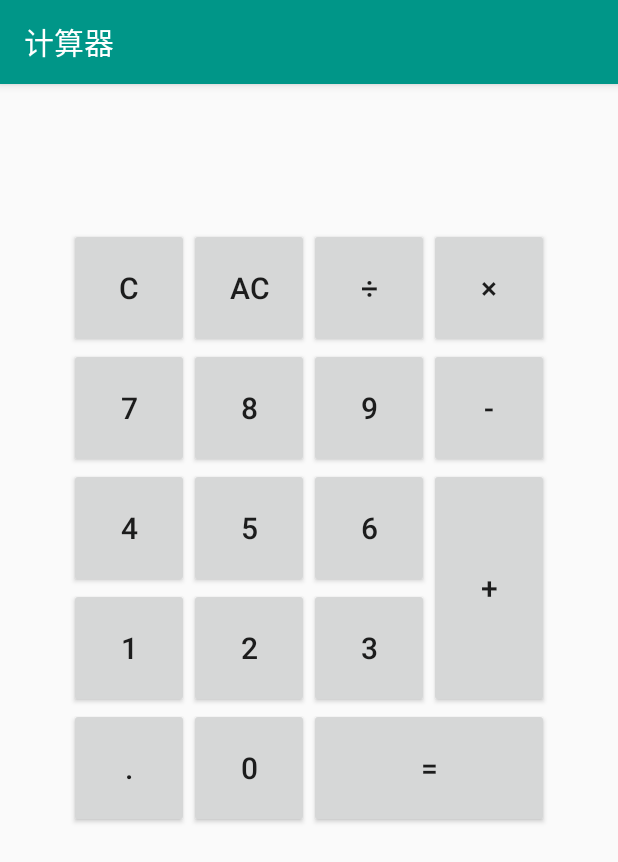
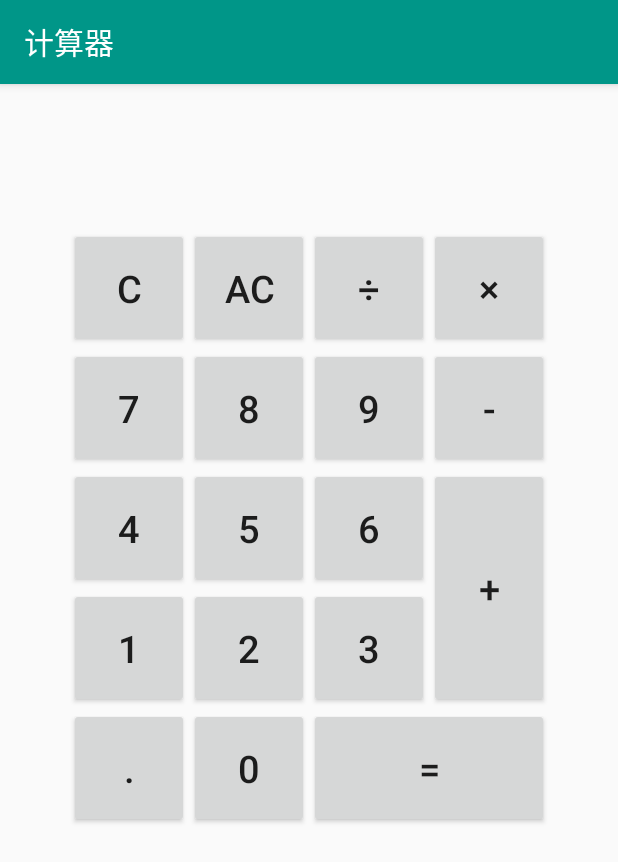
Before and after one commit to AndLOO/MyApp, an Android app: the screen it shows after launch (MainActivity), on a phone screen of 412 x 824 dp. Shown: the top 862 px of the screen. Run offline under Robolectric (Android 15) with nearby library versions, the phone set to English and light mode, and no system bars.

Commit message:
添加自动变化字体的TextView

```diff
--- /dev/null
+++ b/app/src/main/java/andloo/myapp/FreeTextView.java
@@ -0,0 +1,104 @@
+package andloo.myapp;
+
+import android.content.Context;
+import android.text.TextPaint;
+import android.util.AttributeSet;
+import android.util.TypedValue;
+import android.widget.Button;
+import android.widget.TextView;
+
+/**
+ * Created by lwl on 2016/10/17.
+ * 根据text内容长度自动改变字体大小的TextView
+ */
+
+public class FreeTextView extends TextView {
+    private static float DEFAULT_MIN_TEXT_SIZE = 10;
+    private static float DEFAULT_MAX_TEXT_SIZE = 50;
+
+    private TextPaint testPaint;
+    private float minTextSize;
+    private float maxTextSize;
+
+    public FreeTextView(Context context, AttributeSet attrs) {
+        super(context, attrs);
+        initialize();
+    }
+    //初始化
+    private void initialize() {
+        testPaint = new TextPaint();
+        testPaint.set(this.getPaint());
+        // 定义的最大字形小于默认最小字形的话，设置为默认最大字形
+        maxTextSize = this.getTextSize();
+        if (maxTextSize <= DEFAULT_MIN_TEXT_SIZE) {
+            maxTextSize = DEFAULT_MAX_TEXT_SIZE;
+        }
+        minTextSize = DEFAULT_MIN_TEXT_SIZE;
+    }
+    private void refitText(String text, int textWidth, int textHeight) {
+        if (textWidth > 0&&textHeight>0) {
+            //允许显示
+            int availableWidth = textWidth - this.getPaddingLeft() - this.getPaddingRight();
+            int availableHeight = textHeight - this.getPaddingBottom() - this.getPaddingTop();
+            //根据行计算
+            int autoWidth = availableWidth;
+            float mult=getLineSpacingMultiplier();
+            float add=getLineSpacingExtra();
+
+            float trySize = maxTextSize;
+            testPaint.setTextSize(trySize);
+            int oldline=1,newline=1;
+            while ((trySize > minTextSize)) {
+                //计算字体单行宽
+                int displayW = (int) testPaint.measureText(text);
+                //计算字体单行高
+                int displaH=round(testPaint.getFontMetricsInt(null)*mult+add);
+                if (displayW < autoWidth) {
+                    break;
+                }
+                //计算最大行
+                newline = availableHeight / displaH;
+                //if line change ,calculate new autoWidth
+                if (newline > oldline) {
+                    oldline=newline;
+                    autoWidth = availableWidth * newline;
+                    continue;
+                }
+                //try more small TextSize
+                trySize -= 1;
+                if (trySize <= minTextSize) {
+                    trySize = minTextSize;
+                    break;
+                }
+
+                testPaint.setTextSize(trySize);
+            }
+            //setMultiLine
+            if (newline>=2)
+            {
+                this.setSingleLine(false);
+                this.setMaxLines(newline);
+            }
+            this.setTextSize(TypedValue.COMPLEX_UNIT_PX, trySize);
+        }
+    }
+
+    @Override
+    protected void onTextChanged(CharSequence text, int start, int before, int after) {
+        super.onTextChanged(text, start, before, after);
+        refitText(text.toString(), this.getWidth(), this.getHeight());
+    }
+
+    @Override
+    protected void onSizeChanged(int w, int h, int oldw, int oldh) {
+
+        if (w!=oldw || h!=oldh) {
+            refitText(this.getText().toString(), w, h);
+        }
+    }
+
+    public static int round(float value) {
+        long lx = (long) (value * (65536 * 256f));
+        return (int) ((lx + 0x800000) >> 24);
+    }
+}
--- a/app/src/main/java/andloo/myapp/MainActivity.java
+++ b/app/src/main/java/andloo/myapp/MainActivity.java
@@ -105,15 +105,17 @@ public class MainActivity extends AppCompatActivity{
             case R.id.btn_jian:
             case R.id.btn_cheng:
             case R.id.btn_chu:
-                if (flag_clean){
-                    play.setText("");
-                    st = "";
-                }else if (flag_operation){
-                    break;
+                if(!st.equals("")) {
+                    if (flag_clean) {
+                        play.setText("");
+                        st = "";
+                    } else if (flag_operation) {
+                        break;
+                    }
+                    play.setText(st + " " + ((Button) v).getText() + " ");
+                    flag_operation = true;
+                    flag_point = false;
                 }
-                play.setText(st+" "+((Button)v).getText()+" ");
-                flag_operation = true;
-                flag_point = false;
                 break;
             case R.id.btn_backspace:
                 //判断是否为空
--- a/app/src/main/res/layout/activity_main.xml
+++ b/app/src/main/res/layout/activity_main.xml
@@ -12,7 +12,7 @@
     android:paddingTop="@dimen/activity_vertical_margin"
     tools:context="andloo.myapp.MainActivity" >
 
-    <TextView
+    <andloo.myapp.FreeTextView
         android:layout_width="match_parent"
         android:layout_height="80dp"
         android:text="@string/txv_play"
@@ -33,28 +33,28 @@
 
             <Button
                 android:text="@string/btn_clean"
-                android:textSize="20sp"
+                android:textSize="25sp"
                 android:layout_height="80dp"
                 android:id="@+id/btn_backspace"
                 android:onClick="onClick"
                 android:layout_width="80dp" />
             <Button
                 android:text="@string/btn_7"
-                android:textSize="20sp"
+                android:textSize="25sp"
                 android:layout_height="80dp"
                 android:id="@+id/btn_7"
                 android:onClick="onClick"
                 android:layout_width="80dp" />
             <Button
                 android:text="@string/btn_4"
-                android:textSize="20sp"
+                android:textSize="25sp"
                 android:layout_height="80dp"
                 android:id="@+id/btn_4"
                 android:onClick="onClick"
                 android:layout_width="80dp" />
             <Button
                 android:text="@string/btn_1"
-                android:textSize="20sp"
+                android:textSize="25sp"
                 android:layout_height="80dp"
                 android:id="@+id/btn_1"
                 android:onClick="onClick"
@@ -67,28 +67,28 @@
             android:orientation="vertical" >
             <Button
                 android:text="@string/btn_ac"
-                android:textSize="20sp"
+                android:textSize="25sp"
                 android:layout_height="80dp"
                 android:id="@+id/btn_ac"
                 android:onClick="onClick"
                 android:layout_width="80dp" />
             <Button
                 android:text="@string/btn_8"
-                android:textSize="20sp"
+                android:textSize="25sp"
                 android:layout_height="80dp"
                 android:id="@+id/btn_8"
                 android:onClick="onClick"
                 android:layout_width="80dp" />
             <Button
                 android:text="@string/btn_5"
-                android:textSize="20sp"
+                android:textSize="25sp"
                 android:layout_height="80dp"
                 android:id="@+id/btn_5"
                 android:onClick="onClick"
                 android:layout_width="80dp" />
             <Button
                 android:text="@string/btn_2"
-                android:textSize="20sp"
+                android:textSize="25sp"
                 android:layout_height="80dp"
                 android:id="@+id/btn_2"
                 android:onClick="onClick"
@@ -102,7 +102,7 @@
 
             <Button
                 android:text="@string/btn_chu"
-                android:textSize="20sp"
+                android:textSize="25sp"
                 android:layout_width="80dp"
                 android:layout_height="80dp"
                 android:onClick="onClick"
@@ -110,7 +110,7 @@
 
             <Button
                 android:text="@string/btn_9"
-                android:textSize="20sp"
+                android:textSize="25sp"
                 android:layout_width="80dp"
                 android:layout_height="80dp"
                 android:onClick="onClick"
@@ -118,7 +118,7 @@
 
             <Button
                 android:text="@string/btn_6"
-                android:textSize="20sp"
+                android:textSize="25sp"
                 android:layout_width="80dp"
                 android:layout_height="80dp"
                 android:onClick="onClick"
@@ -126,7 +126,7 @@
 
             <Button
                 android:text="@string/btn_3"
-                android:textSize="20sp"
+                android:textSize="25sp"
                 android:layout_width="80dp"
                 android:layout_height="80dp"
                 android:onClick="onClick"
@@ -139,7 +139,7 @@
             android:orientation="vertical">
             <Button
                 android:text="@string/btn_cheng"
-                android:textSize="20sp"
+                android:textSize="25sp"
                 android:layout_width="80dp"
                 android:layout_height="80dp"
                 android:onClick="onClick"
@@ -147,7 +147,7 @@
 
             <Button
                 android:text="@string/btn_jian"
-                android:textSize="20sp"
+                android:textSize="25sp"
                 android:layout_width="80dp"
                 android:layout_height="80dp"
                 android:onClick="onClick"
@@ -155,7 +155,7 @@
 
             <Button
                 android:text="@string/btn_jia"
-                android:textSize="20sp"
+                android:textSize="25sp"
                 android:layout_width="80dp"
                 android:id="@+id/btn_jia"
                 android:onClick="onClick"
@@ -169,7 +169,7 @@
         android:orientation="horizontal">
         <Button
             android:text="@string/btn_point"
-            android:textSize="20sp"
+            android:textSize="25sp"
             android:layout_height="80dp"
             android:id="@+id/btn_point"
             android:onClick="onClick"
@@ -177,7 +177,7 @@
             tools:ignore="ButtonStyle" />
         <Button
             android:text="@string/btn_0"
-            android:textSize="20sp"
+            android:textSize="25sp"
             android:layout_height="80dp"
             android:id="@+id/btn_0"
             android:onClick="onClick"
@@ -185,7 +185,7 @@
             tools:ignore="ButtonStyle" />
         <Button
             android:text="@string/btn_deng"
-            android:textSize="20sp"
+            android:textSize="25sp"
             android:layout_height="80dp"
             android:id="@+id/btn_deng"
             android:onClick="onClick"
```
